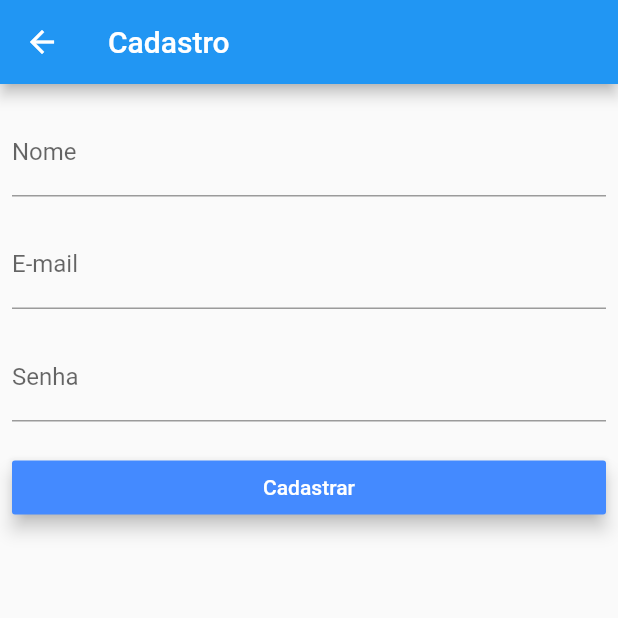
After one commit to Biffyclyro/ufsm_map, a Flutter app: the screen it shows after launch, in the side drawer, after a tap on "Cadastro", on a phone screen of 412 x 824 dp, the top half of it. The commit adds this screen. Run offline on Flutter 3.47's test engine with Material 2 defaults, Android fonts, the phone set to English and light mode, and no system bars; our stand-ins replace google_maps_flutter.

Commit message:
mapa funcionando

```diff
--- /dev/null
+++ b/lib/screens/android/cadastro.dart
@@ -0,0 +1,75 @@
+import 'package:flutter/material.dart';
+import 'package:mapa_ufsm/screens/android/login_screen.dart';
+
+class Cadastro extends StatelessWidget {
+  static const routeName = '/cadastro';
+
+  @override
+  Widget build(BuildContext context) {
+    return Scaffold(
+      appBar: AppBar(
+        title: Text('Cadastro'),
+      ),
+
+      body: Center(
+        child: Container(
+
+          margin: EdgeInsets.only(top: 8.0),
+          child: ListView(
+              children: [
+                Container(
+
+                  padding: const EdgeInsets.all(8.0),
+                  child: TextFormField(
+                    decoration: InputDecoration(
+                      labelText: 'Nome',
+                      hintText: 'Entre com o nome'
+                    ),
+                  ),
+                ),
+
+                Container(
+
+                  padding: const EdgeInsets.all(8.0),
+                  child: TextFormField(
+                    decoration: InputDecoration(
+                        labelText: 'E-mail',
+                        hintText: 'Entre com o e-mail'
+                    ),
+                  ),
+                ),
+
+                  Container(
+
+                    padding: const EdgeInsets.all(8.0),
+                    child: TextFormField(
+                      decoration: InputDecoration(
+                          labelText: 'Senha',
+                          hintText: 'Entre com a senha'
+                      ),
+                    ),
+                  ),
+                Container(
+                  margin: const EdgeInsets.only(top: 12, right: 8.0, left: 8.0),
+
+                  child: RaisedButton(
+                    onPressed: (){
+                      Navigator.pushNamed(context, LoginScreen.routeName);
+
+                    },
+                    padding: const EdgeInsets.all(0.0),
+                    textColor: Colors.white,
+                    color: Colors.blueAccent,
+                    elevation: 5.0,
+                    child: Text('Cadastrar'),
+
+                  ),
+                ),
+
+              ]
+          ),
+        ),
+      ),
+    );
+  }
+}
--- /dev/null
+++ b/lib/screens/android/map_screen.dart
@@ -0,0 +1,94 @@
+import 'package:flutter/material.dart';
+import 'package:google_maps_flutter/google_maps_flutter.dart';
+import 'package:mapa_ufsm/screens/android/cadastro.dart';
+import 'package:mapa_ufsm/screens/android/login_screen.dart';
+import 'package:mapa_ufsm/screens/android/ponto_interesse.dart';
+
+
+
+class MapUniversidade extends StatefulWidget {
+    static const routeName = '/';
+
+    @override
+    _MyAppState createState() => _MyAppState();
+}
+
+class _MyAppState extends State<MapUniversidade> {
+    GoogleMapController mapController;
+
+    final LatLng _center = const LatLng(45.521563, -122.677433);
+
+    void _onMapCreated(GoogleMapController controller) {
+        mapController = controller;
+    }
+
+    @override
+    Widget build(BuildContext context) {
+        return Scaffold(
+                appBar: AppBar(
+                        title: Text('LOCALIZAÇÃO ATUAL'),
+
+                ),
+
+                drawer: Drawer(
+                        child: ListView(
+                                padding: EdgeInsets.zero,
+                                children: [
+                                    DrawerHeader(
+                                            child: Text('Menu'),
+                                            decoration: BoxDecoration(
+                                                    color: Colors.blue,
+                                            ),
+                                    ),
+
+                                    ListTile(
+                                            title: Text('Cadastro'),
+                                            onTap: () {
+                                                Navigator.pushNamed(context, Cadastro.routeName);
+                                            },
+                                    ),
+
+
+                                    ListTile(
+                                            title: Text('Login'),
+                                            onTap: () {
+                                                Navigator.pushNamed(context, LoginScreen.routeName);
+                                            },
+                                    ),
+
+
+                                    ListTile(
+                                            title: Text('Map'),
+                                            onTap: () {
+                                                Navigator.pushNamed(context, MapUniversidade.routeName);
+                                            },
+                                    ),
+
+                                    ListTile(
+                                            title: Text('PontoInteresse'),
+                                            onTap: () {
+                                                Navigator.pushNamed(context, PontoInteresse.routeName);
+                                            },
+                                    ),
+
+
+                                    ListTile(
+                                            title: Text('Close'),
+                                            onTap: () {Navigator.pop(context);}
+                                    )
+
+
+                                            ],
+                                            )
+                                                    ),
+
+                                            body: GoogleMap(
+                                                    onMapCreated: _onMapCreated,
+                                                    initialCameraPosition: CameraPosition(
+                                                            target: _center,
+                                                            zoom: 11.0,
+                                                    ),
+                                            ),
+                                            );
+  }
+}
--- a/lib/screens/android/mapa_ufsm.dart
+++ b/lib/screens/android/mapa_ufsm.dart
@@ -1,11 +1,21 @@
 import 'package:flutter/material.dart';
+import 'package:mapa_ufsm/screens/android/cadastro.dart';
+import 'package:mapa_ufsm/screens/android/home_screen.dart';
 import 'package:mapa_ufsm/screens/android/login_screen.dart';
+import 'package:mapa_ufsm/screens/android/ponto_interesse.dart';
+import 'package:mapa_ufsm/screens/android/map_screen.dart';
 
 class MapaUFSM extends StatelessWidget {
   @override
   Widget build(BuildContext context) {
     return MaterialApp(
-      home: LoginScreen()
+      initialRoute:MapUniversidade.routeName,
+      routes: {
+        MapUniversidade.routeName: (context) => MapUniversidade(),
+        PontoInteresse.routeName: (context) => PontoInteresse(),
+        Cadastro.routeName: (context) => Cadastro(),
+        LoginScreen.routeName: (context) => LoginScreen(),
+      },
     );
   }
 }
--- a/pubspec.yaml
+++ b/pubspec.yaml
@@ -29,6 +29,8 @@ dependencies:
   # Use with the CupertinoIcons class for iOS style icons.
   cupertino_icons: ^0.1.3
 
+
+  google_maps_flutter:
 dev_dependencies:
   flutter_test:
     sdk: flutter
@@ -47,6 +49,7 @@ flutter:
   # To add assets to your application, add an assets section, like this:
   assets:
      - images/map.png
+     - images/poli.jpg
   #   - images/a_dot_burr.jpeg
   #   - images/a_dot_ham.jpeg
 
```
Also changed, not shown: lib/screens/android/home_screen.dart (+22 -8 lines), lib/screens/android/login_screen.dart (+15 -8 lines), lib/screens/android/ponto_interesse.dart (added, +39 -0 lines), images/poli.jpg (added), pubspec.lock, 1 other file.
